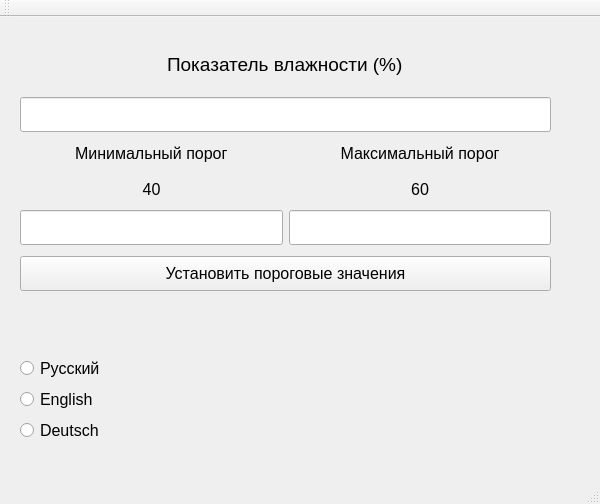
The window that mainwindow.ui (FlameTigerFlash/Coursework_2) describes before a commit, drawn with Qt 5.
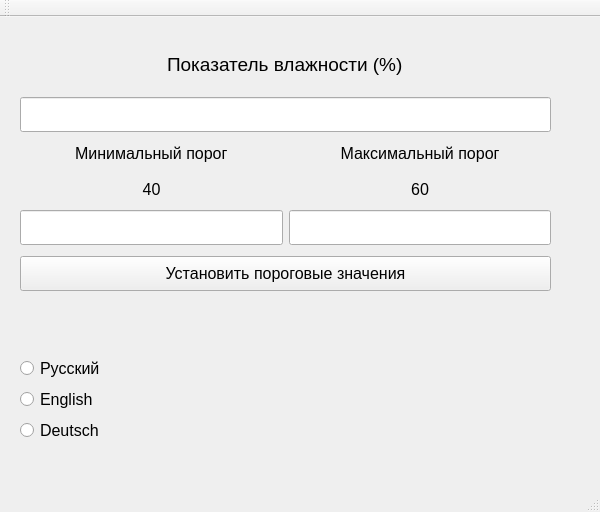
The same window after the commit.

```diff
--- a/mainwindow.ui
+++ b/mainwindow.ui
@@ -7,7 +7,7 @@
     <x>0</x>
     <y>0</y>
     <width>600</width>
-    <height>504</height>
+    <height>512</height>
    </rect>
   </property>
   <property name="font">
```
